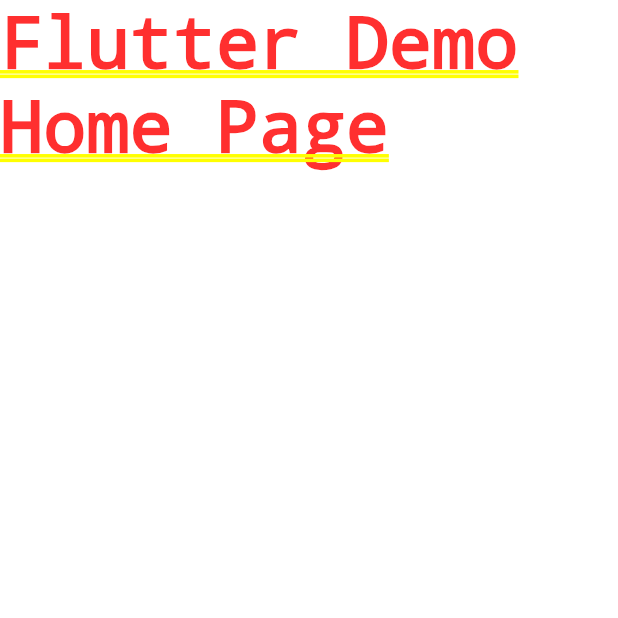
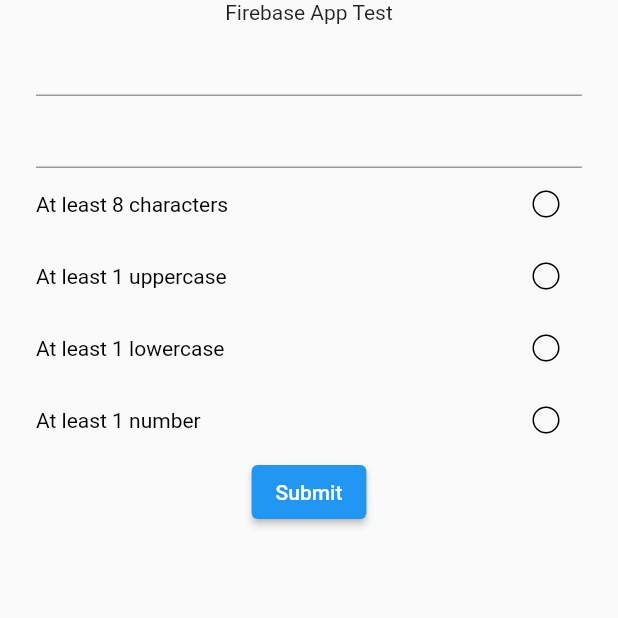
Before and after one commit to alba823/firebase_practice, a Flutter app: the screen it shows after launch, on a phone screen of 412 x 824 dp, the top half of it. Run offline on Flutter 3.47's test engine with Material 2 defaults, Android fonts, the phone set to English and light mode, and no system bars; our stand-ins replace email_validator, firebase_auth, firebase_core, get_it; accounts and stored records are empty.

Commit message:
Added firebase service logic and Login screen UI

```diff
--- /dev/null
+++ b/lib/locator.dart
@@ -0,0 +1,8 @@
+import 'package:firebase_practice/data/services/firebase_service.dart';
+import 'package:get_it/get_it.dart';
+
+final GetIt locator = GetIt.instance;
+
+void setupLocator() {
+  locator.registerFactory<FirebaseService>(() => FirebaseServiceImpl());
+}
--- a/lib/main.dart
+++ b/lib/main.dart
@@ -1,22 +1,40 @@
+import 'package:firebase_core/firebase_core.dart';
+import 'package:firebase_practice/data/services/firebase_service.dart';
+import 'package:firebase_practice/firebase_options.dart';
+import 'package:firebase_practice/locator.dart';
+import 'package:firebase_practice/viewModels/log_in_view_model.dart';
 import 'package:flutter/material.dart';
+import 'package:provider/provider.dart';
 
-void main() {
-  runApp(const MyApp());
+import 'ui/loginScreen/login_screen.dart';
+
+Future<void> main() async {
+  WidgetsFlutterBinding.ensureInitialized();
+  await Firebase.initializeApp(
+    options: DefaultFirebaseOptions.currentPlatform,
+  );
+
+  setupLocator();
+
+  runApp(const App());
 }
 
-class MyApp extends StatelessWidget {
-  const MyApp({super.key});
+class App extends StatelessWidget {
+  const App({super.key});
 
-  // This widget is the root of your application.
   @override
   Widget build(BuildContext context) {
     return MaterialApp(
-      title: 'Flutter Demo',
-      theme: ThemeData(
-        colorScheme: ColorScheme.fromSeed(seedColor: Colors.deepPurple),
-        useMaterial3: true,
+      home: Scaffold(
+        body: Padding(
+          padding: const EdgeInsets.symmetric(horizontal: 24),
+          child: SafeArea(
+              child: ChangeNotifierProvider(
+                  create: (_) => LogInViewModel(
+                      firebaseService: locator<FirebaseService>()),
+                  child: LoginScreen())),
+        ),
       ),
-      home: const Text('Flutter Demo Home Page'),
     );
   }
 }
--- /dev/null
+++ b/lib/ui/general/custom_form.dart
@@ -0,0 +1,16 @@
+import 'package:flutter/material.dart';
+
+class CustomForm extends StatelessWidget {
+  const CustomForm(this._value,
+      {super.key, required this.onChanged, this.validator});
+
+  final String? _value;
+  final Function(String?) onChanged;
+  final String? Function(String?)? validator;
+
+  @override
+  Widget build(BuildContext context) {
+    return TextFormField(
+        initialValue: _value, onChanged: onChanged, validator: validator);
+  }
+}
--- /dev/null
+++ b/lib/ui/general/password_check_boxes.dart
@@ -0,0 +1,43 @@
+import 'package:firebase_practice/viewModels/log_in_view_model.dart';
+import 'package:flutter/material.dart';
+
+class PasswordCheckBoxes extends StatelessWidget {
+  const PasswordCheckBoxes({super.key, required this.passwordState});
+
+  final PasswordState passwordState;
+
+  @override
+  Widget build(BuildContext context) {
+    return Column(
+      children: [
+        _checkBoxItem("At least 8 characters", passwordState.highlightErrors,
+            passwordState.correctLength),
+        _checkBoxItem("At least 1 uppercase", passwordState.highlightErrors,
+            passwordState.containsUppercase),
+        _checkBoxItem("At least 1 lowercase", passwordState.highlightErrors,
+            passwordState.containsLowercase),
+        _checkBoxItem("At least 1 number", passwordState.highlightErrors,
+            passwordState.containsNumbers),
+      ],
+    );
+  }
+
+  Widget _checkBoxItem(String text, bool shouldHighlight, bool isChecked) {
+    Color color = shouldHighlight && !isChecked ? Colors.red : const Color(0xFF000000);
+
+    return Row(
+      mainAxisAlignment: MainAxisAlignment.spaceBetween,
+      children: [
+        Text(text, style: TextStyle(color: color)),
+        Checkbox(
+          value: isChecked,
+          onChanged: (_) {},
+          shape: const CircleBorder(),
+          side: BorderSide(
+            color: color,
+          ),
+        ),
+      ],
+    );
+  }
+}
--- /dev/null
+++ b/lib/ui/loginScreen/login_screen.dart
@@ -0,0 +1,46 @@
+import 'package:firebase_practice/ui/general/custom_form.dart';
+import 'package:firebase_practice/ui/general/password_check_boxes.dart';
+import 'package:firebase_practice/viewModels/log_in_view_model.dart';
+import 'package:flutter/material.dart';
+import 'package:provider/provider.dart';
+
+
+class LoginScreen extends StatelessWidget {
+  LoginScreen({super.key});
+
+  final GlobalKey<FormState> _formKey = GlobalKey<FormState>();
+
+  @override
+  Widget build(BuildContext context) {
+    return Consumer<LogInViewModel>(builder: (_, viewModel, child) {
+      return Column(
+        children: [
+          const Text("Firebase App Test"),
+          Form(
+              key: _formKey,
+              child: Column(
+                children: [
+                  CustomForm(
+                    viewModel.emailFormInput.value,
+                    onChanged: (newValue) => viewModel.onEmailChanged(newValue),
+                    validator: (email) => viewModel.validateEmail(email),
+                  ),
+                  CustomForm(
+                    viewModel.passwordFormInput.value,
+                    onChanged: (newValue) =>
+                        viewModel.onPasswordChanged(newValue),
+                  )
+                ],
+              )),
+          PasswordCheckBoxes(passwordState: viewModel.passwordState),
+          ElevatedButton(
+              onPressed: () {
+                _formKey.currentState?.validate();
+                viewModel.highlightErrors();
+              },
+              child: const Text("Submit"))
+        ],
+      );
+    });
+  }
+}
--- /dev/null
+++ b/lib/viewModels/log_in_view_model.dart
@@ -0,0 +1,106 @@
+import 'package:email_validator/email_validator.dart';
+import 'package:firebase_practice/data/services/firebase_service.dart';
+import 'package:flutter/foundation.dart';
+
+class LogInViewModel extends ChangeNotifier {
+  LogInViewModel({required FirebaseService firebaseService})
+      : _firebaseService = firebaseService;
+
+  final FirebaseService _firebaseService;
+
+  CustomFormInput _emailFormInput = CustomFormInput();
+
+  CustomFormInput get emailFormInput => _emailFormInput;
+
+  CustomFormInput _passwordFormInput = CustomFormInput();
+
+  CustomFormInput get passwordFormInput => _passwordFormInput;
+
+  PasswordState _passwordState = PasswordState();
+
+  PasswordState get passwordState => _passwordState;
+
+  void onEmailChanged(String? newValue) {
+    _emailFormInput = _emailFormInput.copyWith(value: newValue);
+  }
+
+  void onPasswordChanged(String? newValue) {
+    _passwordFormInput = _passwordFormInput.copyWith(value: newValue);
+    _passwordState = _passwordState.checkPassword(newValue);
+    notifyListeners();
+  }
+
+  String? validateEmail(String? email) {
+    if (email == null || email.isEmpty) {
+      return "Required field";
+    } else if (!email.isValidEmail) {
+      return "Email is not valid";
+    } else {
+      return null;
+    }
+  }
+
+  void highlightErrors() {
+    _passwordState = _passwordState.setHighlightErrors(true);
+    notifyListeners();
+  }
+}
+
+extension EmailExtension on String {
+  bool get isValidEmail => EmailValidator.validate(this);
+}
+
+class PasswordState {
+  final bool highlightErrors;
+  final bool containsNumbers;
+  final bool containsLowercase;
+  final bool containsUppercase;
+  final bool correctLength;
+
+  PasswordState({
+    bool? highlightErrors,
+    bool? containsNumbers,
+    bool? containsLowercase,
+    bool? containsUppercase,
+    bool? correctLength,
+  }): highlightErrors = highlightErrors ?? false,
+        containsNumbers = containsNumbers ?? false,
+        containsLowercase = containsLowercase ?? false,
+        containsUppercase = containsUppercase ?? false,
+        correctLength = correctLength ?? false;
+
+  PasswordState checkPassword(String? password) {
+    final containsNumbers = password?.contains(RegExp("[0-9]"));
+    final containsLowercase = password?.contains(RegExp("[a-z]"));
+    final containsUppercase = password?.contains(RegExp("[A-Z]"));
+    final correctLength = (password?.length ?? 0) >= 8;
+
+    return PasswordState(
+      highlightErrors: highlightErrors,
+      containsNumbers: containsNumbers,
+      containsLowercase: containsLowercase,
+      containsUppercase: containsUppercase,
+      correctLength: correctLength,
+    );
+  }
+
+  PasswordState setHighlightErrors(bool value) =>
+      PasswordState(
+        highlightErrors: value,
+        containsNumbers: containsNumbers,
+        correctLength: correctLength,
+        containsUppercase: containsUppercase,
+        containsLowercase: containsLowercase,
+      );
+}
+
+class CustomFormInput {
+  final String? value;
+
+  CustomFormInput({this.value});
+
+  CustomFormInput copyWith({String? value}) {
+    return CustomFormInput(
+        value: value ?? this.value);
+  }
+}
```
Also changed, not shown: lib/data/services/firebase_service.dart (added, +49 -0 lines), pubspec.yaml (+7 -2 lines), lib/firebase_options.dart (added), pubspec.lock, 21 other files.
